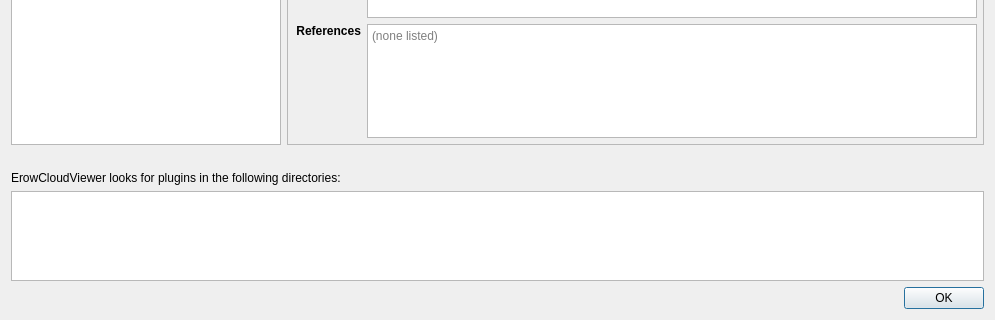
This is eCV/pluginManager/ui/ecvPluginInfoDlg.ui in Asher-1/ACloudViewer as Qt 5 draws it before an edit; both pictures show x 0 to 995 and y 443 to 763 of the 995 by 763 pixel window. The edited form follows.
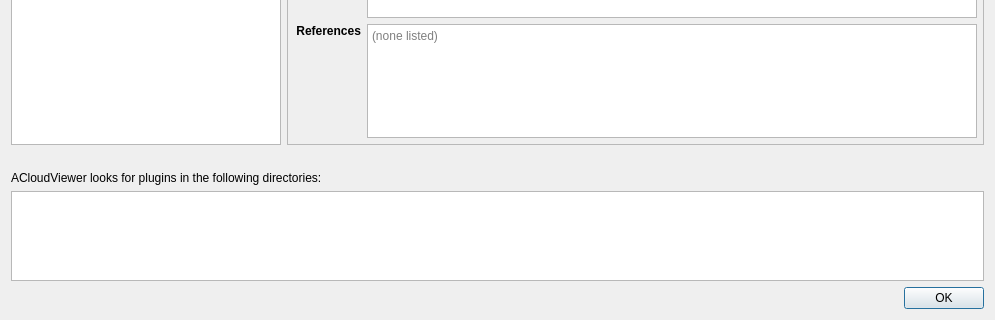
This is the edited form. Icons and pictures are not drawn.

Commit message: rename ErowCloudViewer to ACloudViewer

```diff
--- a/eCV/pluginManager/ui/ecvPluginInfoDlg.ui
+++ b/eCV/pluginManager/ui/ecvPluginInfoDlg.ui
@@ -314,7 +314,7 @@
    <item>
     <widget class="QLabel" name="label_5">
      <property name="text">
-      <string>ErowCloudViewer looks for plugins in the following directories:</string>
+      <string>ACloudViewer looks for plugins in the following directories:</string>
      </property>
     </widget>
    </item>
```
The commit also changes 187 other files.
